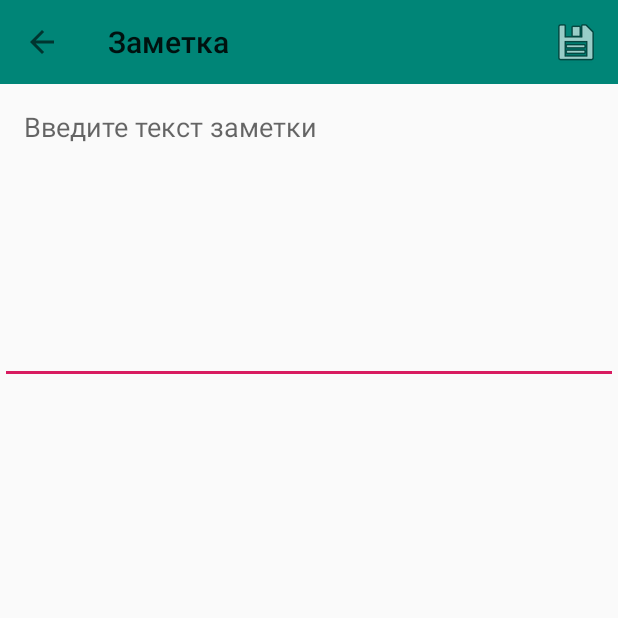
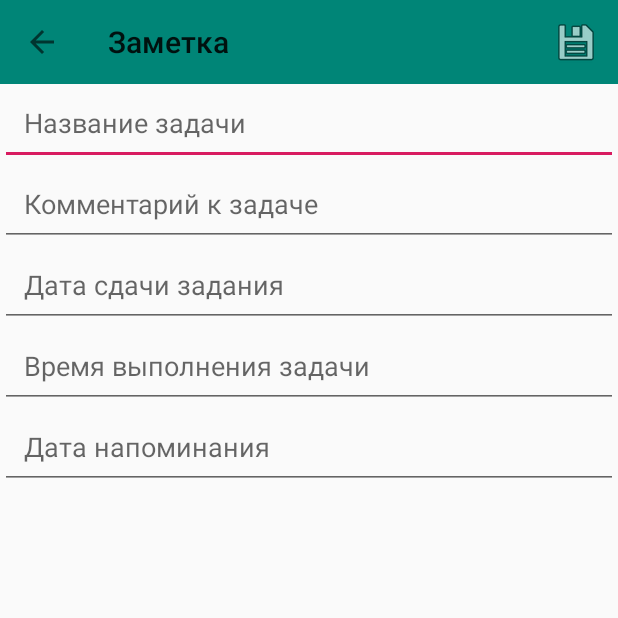
Before and after one commit to EnemySharkOfficial/SmartStudentHelper_v3, an Android app: the TaskDetailsActivity screen opened directly, with no data from a screen before it, on a phone screen of 412 x 824 dp, the top half of it. Run offline under Robolectric (Android 15) with nearby library versions, the phone set to English and light mode, and no system bars; our stand-ins replace Room's generated code.

Commit message:
Полноценный менеджер обычных заданий. !!!Имеется баг при котором нельзя просмотреть задание в котором заполнено только поле Name

```diff
--- a/app/src/main/res/layout/activity_task_details.xml
+++ b/app/src/main/res/layout/activity_task_details.xml
@@ -13,12 +13,48 @@
         app:popupTheme="@style/AppTheme.PopupOverlay" />
 
     <EditText
-        android:id="@+id/text"
+        android:id="@+id/taskName"
         android:layout_width="match_parent"
-        android:layout_height="wrap_content"
+        android:layout_height="54dp"
+        android:gravity="top"
         android:hint="@string/task_text"
         android:minHeight="200dp"
+        android:padding="16dp" />
+
+    <EditText
+        android:id="@+id/taskCommentary"
+        android:layout_width="match_parent"
+        android:layout_height="54dp"
         android:gravity="top"
-        android:padding="16dp"/>
+        android:hint="@string/task_commentary"
+        android:minHeight="200dp"
+        android:padding="16dp" />
+
+    <EditText
+        android:id="@+id/taskDeadline"
+        android:layout_width="match_parent"
+        android:layout_height="54dp"
+        android:gravity="top"
+        android:hint="@string/task_deadline"
+        android:minHeight="200dp"
+        android:padding="16dp" />
+
+    <EditText
+        android:id="@+id/taskExecutionTime"
+        android:layout_width="match_parent"
+        android:layout_height="54dp"
+        android:gravity="top"
+        android:hint="@string/task_execution_time"
+        android:minHeight="200dp"
+        android:padding="16dp" />
+
+    <EditText
+        android:id="@+id/taskReminderDate"
+        android:layout_width="match_parent"
+        android:layout_height="54dp"
+        android:gravity="top"
+        android:hint="@string/task_reminder_date"
+        android:minHeight="200dp"
+        android:padding="16dp" />
 
 </LinearLayout>
--- a/app/src/main/res/values/strings.xml
+++ b/app/src/main/res/values/strings.xml
@@ -1,8 +1,12 @@
 <resources>
     <string name="app_name">SmartStudentHelper</string>
 
-    <string name="task_text">Введите текст заметки</string>
+    <string name="task_text">Название задачи</string>
     <string name="task_details_title">Заметка</string>
     <string name="save">Сохранить</string>
     <string name="completed">Выполнение</string>
+    <string name="task_commentary">Комментарий к задаче</string>
+    <string name="task_deadline">Дата сдачи задания</string>
+    <string name="task_execution_time">Время выполнения задачи</string>
+    <string name="task_reminder_date">Дата напоминания</string>
 </resources>
```
Also changed, not shown: app/src/main/AndroidManifest.xml (+5 -5 lines), app/src/main/java/com/example/smartstudenthelper/screens/details/TaskDetailsActivity.java (+109 -9 lines).
